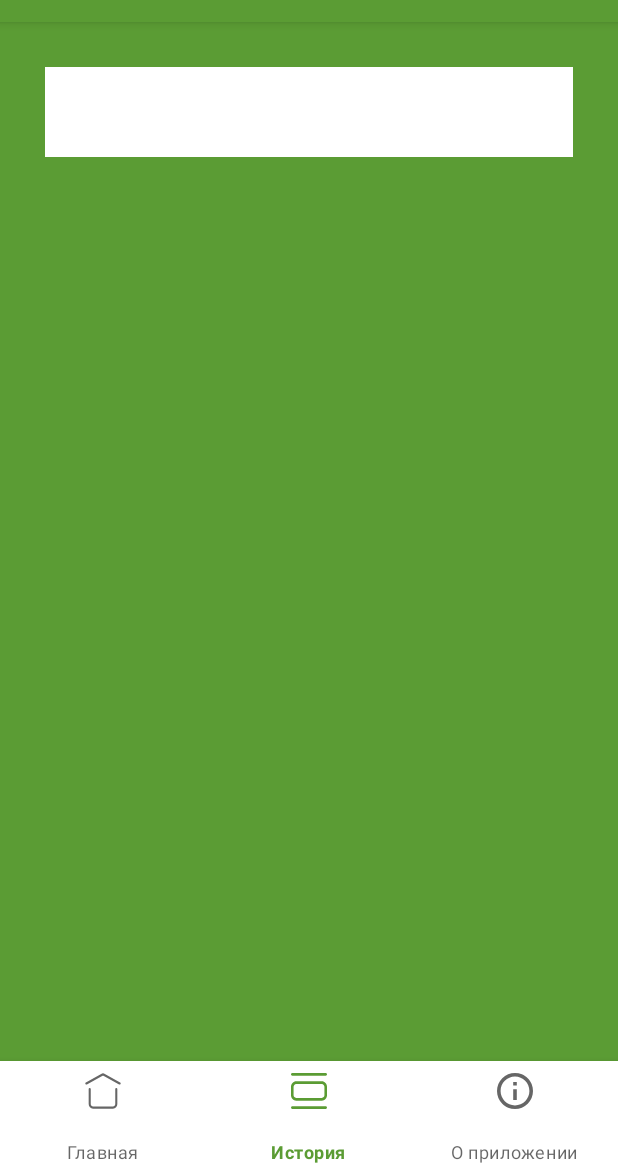
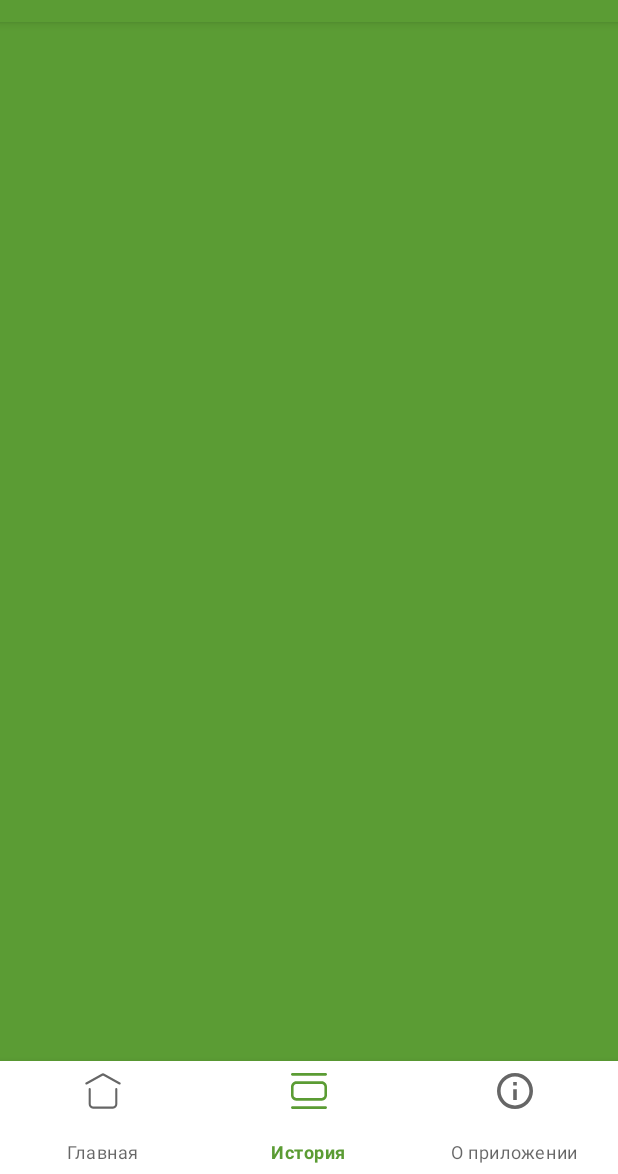
Before and after one commit to soni1541/Itisit-Android, an Android app: the screen it shows after launch (MainActivity), item 2 of the bottom bar chosen, on a phone screen of 412 x 824 dp, the part 62-1236 px from its top. Run offline under Robolectric (Android 15) with nearby library versions, the phone set to English and light mode, and no system bars.

Commit message:
Сделана история

```diff
--- a/app/src/main/java/com/example/itisit/HistoryFragment.java
+++ b/app/src/main/java/com/example/itisit/HistoryFragment.java
@@ -84,6 +84,11 @@ public class HistoryFragment extends Fragment {
 
         List<Current_Course> courses_history = History_Courses.currentCourses;
 
+        if(courses_history.size() > 0)
+        {
+            linearLayout_history.setVisibility(View.VISIBLE);
+        }
+
         for(Current_Course course_now : courses_history)
         {
             TextView name_course_now_text = new TextView(this.getContext());
--- a/app/src/main/res/layout/fragment_history.xml
+++ b/app/src/main/res/layout/fragment_history.xml
@@ -17,6 +17,7 @@
             android:layout_height="wrap_content"
             android:background="#FFFFFF"
             android:orientation="vertical"
-            android:padding="30dp" />
+            android:padding="30dp"
+            android:visibility="invisible" />
     </ScrollView>
 </androidx.constraintlayout.widget.ConstraintLayout>
```
